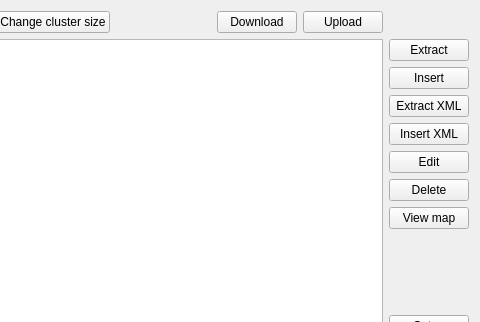
Qt form mainwindow.ui (hitomi2500/ss-save-parser) before a commit; both pictures show x 273 to 753 and y 0 to 322 of the 753 by 418 pixel window.
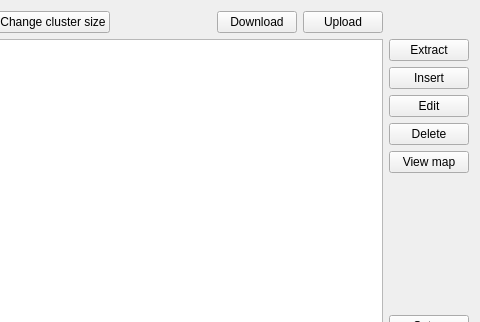
The same form after that commit.

What changed in the file:
```diff
--- a/mainwindow.ui
+++ b/mainwindow.ui
@@ -108,20 +108,6 @@
         </property>
        </widget>
       </item>
-      <item>
-       <widget class="QPushButton" name="ExtractXMLButton">
-        <property name="text">
-         <string>Extract XML</string>
-        </property>
-       </widget>
-      </item>
-      <item>
-       <widget class="QPushButton" name="InsertXMLButton">
-        <property name="text">
-         <string>Insert XML</string>
-        </property>
-       </widget>
-      </item>
       <item>
        <widget class="QPushButton" name="EditButton">
         <property name="text">
```
